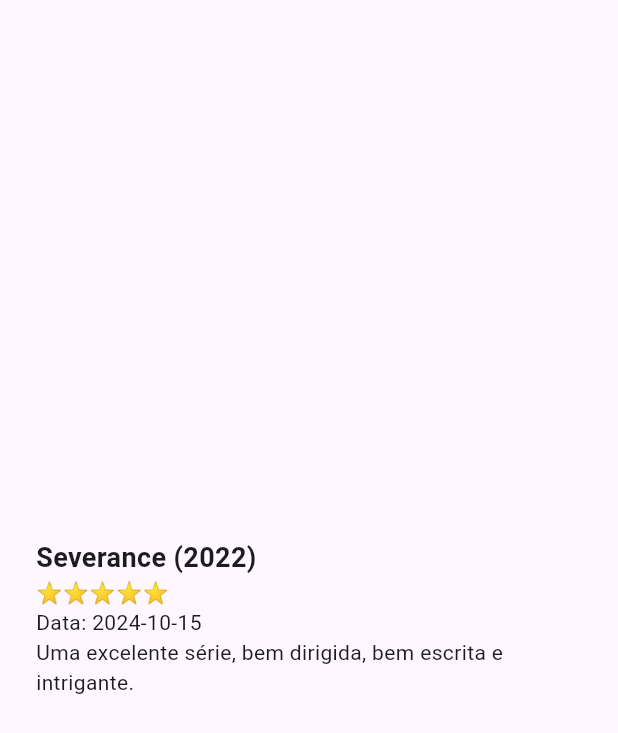
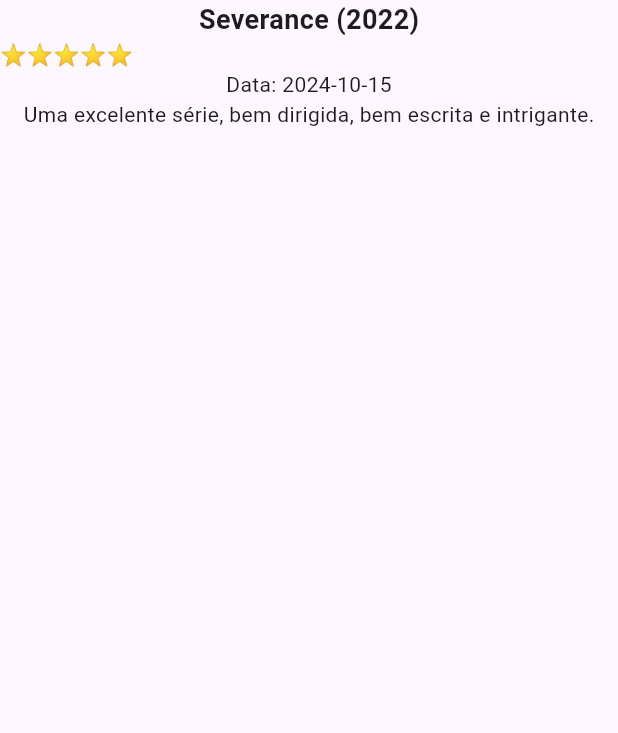
Before and after one commit to alura-cursos/dart_flutter_lista_exercicios, a Flutter app: the screen it shows after launch, on a phone screen of 412 x 824 dp. Shown: the top 733 px of the screen. Run offline on Flutter 3.47's test engine with Material 3 defaults, Android fonts, the phone set to English and light mode, and no system bars.

Commit message:
lista de exercícios da aula 01 (corrigido)

```diff
--- a/lib/ui/review_screen.dart
+++ b/lib/ui/review_screen.dart
@@ -9,11 +9,7 @@
   @override
   Widget build(BuildContext context) {
     return Scaffold(
-      body: Padding(
-        padding: const EdgeInsets.all(24.0),
-        child: Column(
-          mainAxisAlignment: MainAxisAlignment.center,
-          crossAxisAlignment: CrossAxisAlignment.start,
+      body: Column(
         children: [
           Text(
             "${review.title} (${review.year})",
@@ -34,7 +30,6 @@
           Text(review.review),
         ],
       ),
-      ),
     );
   }
 }
```
Lines whose indentation alone changed are shown as unchanged.
